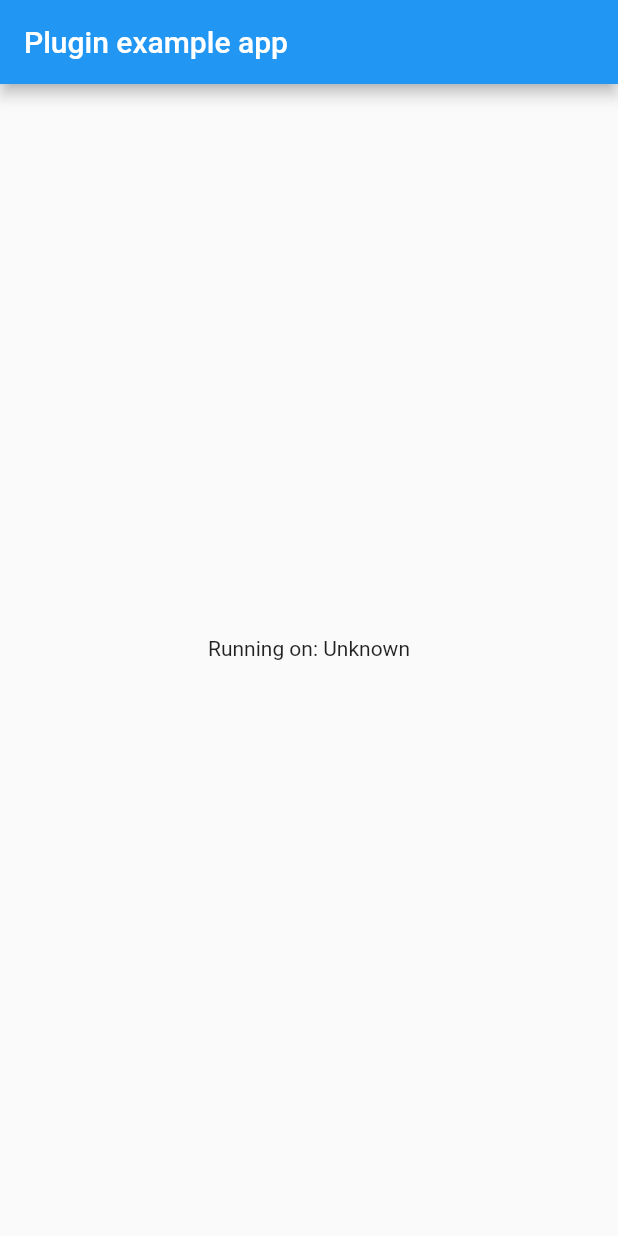
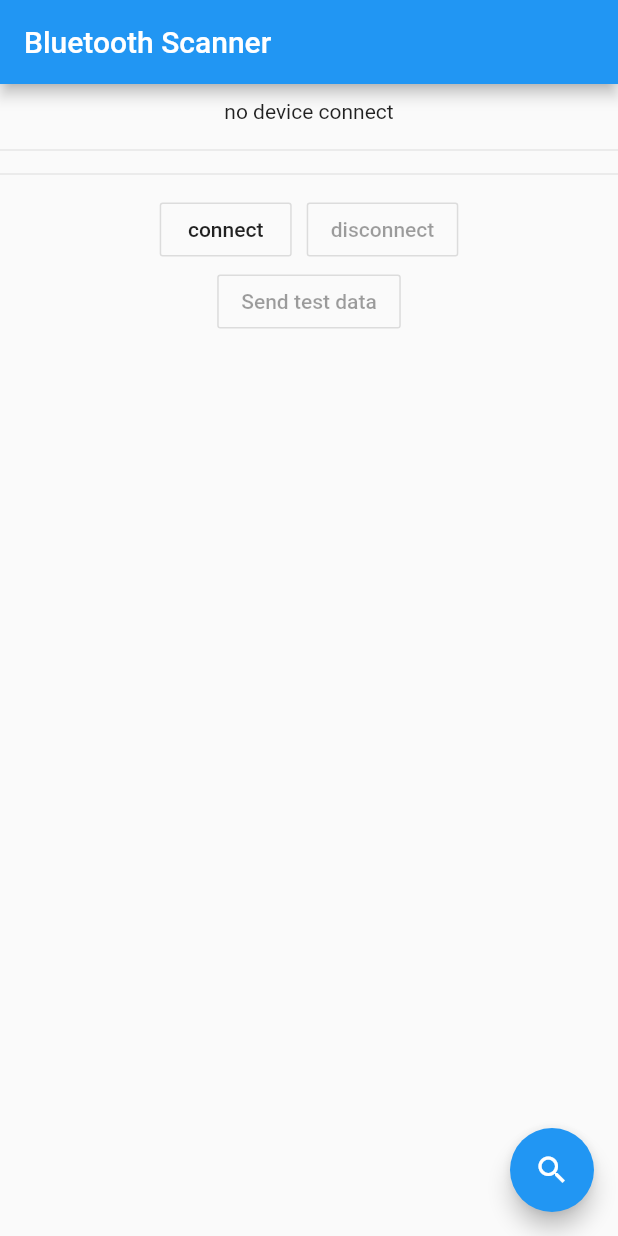
Before and after one commit to andrey-ushakov/flutter_bluetooth_basic, a Flutter app: the screen it shows after launch, on a phone screen of 412 x 824 dp. Run offline on Flutter 3.47's test engine with Material 2 defaults, Android fonts, the phone set to English and light mode, and no system bars; our stand-ins replace rxdart; generated files the repository leaves out were written again.

Commit message:
added Flutter classes

```diff
--- a/example/lib/main.dart
+++ b/example/lib/main.dart
@@ -1,55 +1,206 @@
+import 'dart:convert';
+// import 'dart:async';
+// import 'dart:typed_data';
+
+// import 'package:flutter/services.dart';
+
 import 'package:flutter/material.dart';
-import 'dart:async';
-
-import 'package:flutter/services.dart';
 import 'package:flutter_bluetooth_basic/flutter_bluetooth_basic.dart';
 
 void main() => runApp(MyApp());
 
-class MyApp extends StatefulWidget {
+class MyApp extends StatelessWidget {
   @override
-  _MyAppState createState() => _MyAppState();
+  Widget build(BuildContext context) {
+    return MaterialApp(
+      title: 'Bluetooth scanner',
+      theme: ThemeData(
+        primarySwatch: Colors.blue,
+      ),
+      home: MyHomePage(title: 'Bluetooth Scanner'),
+    );
+  }
 }
 
-class _MyAppState extends State<MyApp> {
-  String _platformVersion = 'Unknown';
+class MyHomePage extends StatefulWidget {
+  MyHomePage({Key key, this.title}) : super(key: key);
+  final String title;
+
+  @override
+  _MyHomePageState createState() => _MyHomePageState();
+}
+
+class _MyHomePageState extends State<MyHomePage> {
+  BluetoothManager bluetoothManager = BluetoothManager.instance;
+
+  bool _connected = false;
+  BluetoothDevice _device;
+  String tips = 'no device connect';
 
   @override
   void initState() {
     super.initState();
-    initPlatformState();
+
+    WidgetsBinding.instance.addPostFrameCallback((_) => initBluetooth());
   }
 
   // Platform messages are asynchronous, so we initialize in an async method.
-  Future<void> initPlatformState() async {
-    String platformVersion;
-    // Platform messages may fail, so we use a try/catch PlatformException.
-    try {
-      platformVersion = await FlutterBluetoothBasic.platformVersion;
-    } on PlatformException {
-      platformVersion = 'Failed to get platform version.';
-    }
+  Future<void> initBluetooth() async {
+    bluetoothManager.startScan(timeout: Duration(seconds: 4));
 
-    // If the widget was removed from the tree while the asynchronous platform
-    // message was in flight, we want to discard the reply rather than calling
-    // setState to update our non-existent appearance.
+    bool isConnected = await bluetoothManager.isConnected;
+
+    bluetoothManager.state.listen((state) {
+      print('cur device status: $state');
+
+      switch (state) {
+        case BluetoothManager.CONNECTED:
+          setState(() {
+            _connected = true;
+            tips = 'connect success';
+          });
+          break;
+        case BluetoothManager.DISCONNECTED:
+          setState(() {
+            _connected = false;
+            tips = 'disconnect success';
+          });
+          break;
+        default:
+          break;
+      }
+    });
+
     if (!mounted) return;
 
-    setState(() {
-      _platformVersion = platformVersion;
-    });
+    if (isConnected) {
+      setState(() {
+        _connected = true;
+      });
+    }
+  }
+
+  void _onConnect() async {
+    if (_device != null && _device.address != null) {
+      await bluetoothManager.connect(_device);
+    } else {
+      setState(() {
+        tips = 'please select device';
+      });
+      print('please select device');
+    }
+  }
+
+  void _onDisconnect() async {
+    await bluetoothManager.disconnect();
+  }
+
+  void _sendData() async {
+    List<int> bytes = latin1.encode('test text!\n').toList();
+    await bluetoothManager.writeData(bytes);
   }
 
   @override
   Widget build(BuildContext context) {
-    return MaterialApp(
-      home: Scaffold(
-        appBar: AppBar(
-          title: const Text('Plugin example app'),
+    return Scaffold(
+      appBar: AppBar(
+        title: Text(widget.title),
+      ),
+      body: RefreshIndicator(
+        onRefresh: () =>
+            bluetoothManager.startScan(timeout: Duration(seconds: 4)),
+        child: SingleChildScrollView(
+          child: Column(
+            children: <Widget>[
+              Row(
+                mainAxisAlignment: MainAxisAlignment.center,
+                children: <Widget>[
+                  Padding(
+                    padding: EdgeInsets.symmetric(vertical: 10, horizontal: 10),
+                    child: Text(tips),
+                  ),
+                ],
+              ),
+              Divider(),
+              StreamBuilder<List<BluetoothDevice>>(
+                stream: bluetoothManager.scanResults,
+                initialData: [],
+                builder: (c, snapshot) => Column(
+                  children: snapshot.data
+                      .map((d) => ListTile(
+                            title: Text(d.name ?? ''),
+                            subtitle: Text(d.address),
+                            onTap: () async {
+                              setState(() {
+                                _device = d;
+                              });
+                            },
+                            trailing:
+                                _device != null && _device.address == d.address
+                                    ? Icon(
+                                        Icons.check,
+                                        color: Colors.green,
+                                      )
+                                    : null,
+                          ))
+                      .toList(),
+                ),
+              ),
+              Divider(),
+              Container(
+                padding: EdgeInsets.fromLTRB(20, 5, 20, 10),
+                child: Column(
+                  children: <Widget>[
+                    Row(
+                      mainAxisAlignment: MainAxisAlignment.center,
+                      children: <Widget>[
+                        OutlineButton(
+                          child: Text('connect'),
+                          onPressed: _connected ? null : _onConnect,
+                        ),
+                        SizedBox(width: 10.0),
+                        OutlineButton(
+                          child: Text('disconnect'),
+                          onPressed: _connected ? _onDisconnect : null,
+                        ),
+                      ],
+                    ),
+                    OutlineButton(
+                      child: Text('Send test data'),
+                      onPressed: _connected ? _sendData : null,
+                    ),
+                    // OutlineButton(
+                    //   child: Text('print selftest'),
+                    //   onPressed: _connected
+                    //       ? () async {
+                    //           await bluetoothManager.printTest();
+                    //         }
+                    //       : null,
+                    // )
+                  ],
+                ),
+              )
+            ],
+          ),
         ),
-        body: Center(
-          child: Text('Running on: $_platformVersion\n'),
-        ),
+      ),
+      floatingActionButton: StreamBuilder<bool>(
+        stream: bluetoothManager.isScanning,
+        initialData: false,
+        builder: (c, snapshot) {
+          if (snapshot.data) {
+            return FloatingActionButton(
+              child: Icon(Icons.stop),
+              onPressed: () => bluetoothManager.stopScan(),
+              backgroundColor: Colors.red,
+            );
+          } else {
+            return FloatingActionButton(
+                child: Icon(Icons.search),
+                onPressed: () =>
+                    bluetoothManager.startScan(timeout: Duration(seconds: 4)));
+          }
+        },
       ),
     );
   }
--- a/lib/flutter_bluetooth_basic.dart
+++ b/lib/flutter_bluetooth_basic.dart
@@ -1,13 +1,10 @@
-import 'dart:async';
+/*
+ * flutter_bluetooth_basic
+ * Created by Andrey U.
+ *
+ * See LICENSE for distribution and usage details.
+ */
+library flutter_bluetooth_basic;
 
-import 'package:flutter/services.dart';
-
-class FlutterBluetoothBasic {
-  static const MethodChannel _channel =
-      const MethodChannel('flutter_bluetooth_basic');
-
-  static Future<String> get platformVersion async {
-    final String version = await _channel.invokeMethod('getPlatformVersion');
-    return version;
-  }
-}
+export './src/bluetooth_manager.dart';
+export './src/bluetooth_device.dart';
--- /dev/null
+++ b/lib/src/bluetooth_device.dart
@@ -0,0 +1,57 @@
+import 'package:json_annotation/json_annotation.dart';
+
+part 'bluetooth_device.g.dart';
+
+@JsonSerializable(includeIfNull: false)
+class BluetoothDevice {
+  BluetoothDevice();
+
+  String name;
+  String address;
+  int type = 0;
+  bool connected = false;
+
+  factory BluetoothDevice.fromJson(Map<String, dynamic> json) =>
+      _$BluetoothDeviceFromJson(json);
+  Map<String, dynamic> toJson() => _$BluetoothDeviceToJson(this);
+}
+
+// @JsonSerializable(includeIfNull: false)
+// class LineText {
+//   LineText(
+//       {this.type, //text,barcode,qrcode,image(base64 string)
+//       this.content,
+//       this.size = 0,
+//       this.align = ALIGN_LEFT,
+//       this.weight = 0, //0,1
+//       this.width = 0, //0,1
+//       this.height = 0, //0,1
+//       this.underline = 0, //0,1
+//       this.linefeed = 0, //0,1
+//       this.x = 0,
+//       this.y = 0});
+
+//   static const String TYPE_TEXT = 'text';
+//   static const String TYPE_BARCODE = 'barcode';
+//   static const String TYPE_QRCODE = 'qrcode';
+//   static const String TYPE_IMAGE = 'image';
+//   static const int ALIGN_LEFT = 0;
+//   static const int ALIGN_CENTER = 1;
+//   static const int ALIGN_RIGHT = 2;
+
+//   final String type;
+//   final String content;
+//   final int size;
+//   final int align;
+//   final int weight;
+//   final int width;
+//   final int height;
+//   final int underline;
+//   final int linefeed;
+//   final int x;
+//   final int y;
+
+//   factory LineText.fromJson(Map<String, dynamic> json) =>
+//       _$LineTextFromJson(json);
+//   Map<String, dynamic> toJson() => _$LineTextToJson(this);
+// }
--- /dev/null
+++ b/lib/src/bluetooth_manager.dart
@@ -0,0 +1,156 @@
+import 'dart:async';
+
+import 'package:flutter/services.dart';
+import 'package:rxdart/rxdart.dart';
+
+import 'bluetooth_device.dart';
+
+class FlutterBluetoothBasic {
+  static const MethodChannel _channel =
+      const MethodChannel('flutter_bluetooth_basic');
+
+  static Future<String> get platformVersion async {
+    final String version = await _channel.invokeMethod('getPlatformVersion');
+    return version;
+  }
+}
+
+
+/// A BluetoothManager.
+class BluetoothManager {
+  static const String NAMESPACE = 'flutter_bluetooth_basic';
+  static const int CONNECTED = 1;
+  static const int DISCONNECTED = 0;
+
+  static const MethodChannel _channel =
+      const MethodChannel('$NAMESPACE/methods');
+  static const EventChannel _stateChannel =
+      const EventChannel('$NAMESPACE/state');
+  Stream<MethodCall> get _methodStream => _methodStreamController.stream;
+  final StreamController<MethodCall> _methodStreamController =
+      StreamController.broadcast();
+
+  BluetoothManager._() {
+    _channel.setMethodCallHandler((MethodCall call) {
+      _methodStreamController.add(call);
+      return;
+    });
+  }
+
+  static BluetoothManager _instance = BluetoothManager._();
+
+  static BluetoothManager get instance => _instance;
+
+  // Future<bool> get isAvailable async =>
+  //     await _channel.invokeMethod('isAvailable').then<bool>((d) => d);
+
+  // Future<bool> get isOn async =>
+  //     await _channel.invokeMethod('isOn').then<bool>((d) => d);
+
+  Future<bool> get isConnected async =>
+      await _channel.invokeMethod('isConnected');
+
+  BehaviorSubject<bool> _isScanning = BehaviorSubject.seeded(false);
+  Stream<bool> get isScanning => _isScanning.stream;
+
+  BehaviorSubject<List<BluetoothDevice>> _scanResults =
+      BehaviorSubject.seeded([]);
+  Stream<List<BluetoothDevice>> get scanResults => _scanResults.stream;
+
+  PublishSubject _stopScanPill = new PublishSubject();
+
+  /// Gets the current state of the Bluetooth module
+  Stream<int> get state async* {
+    yield await _channel.invokeMethod('state').then((s) => s);
+
+    yield* _stateChannel.receiveBroadcastStream().map((s) => s);
+  }
+
+  /// Starts a scan for Bluetooth Low Energy devices
+  /// Timeout closes the stream after a specified [Duration]
+  Stream<BluetoothDevice> scan({
+    Duration timeout,
+  }) async* {
+    if (_isScanning.value == true) {
+      throw Exception('Another scan is already in progress.');
+    }
+
+    // Emit to isScanning
+    _isScanning.add(true);
+
+    final killStreams = <Stream>[];
+    killStreams.add(_stopScanPill);
+    if (timeout != null) {
+      killStreams.add(Rx.timer(null, timeout));
+    }
+
+    // Clear scan results list
+    _scanResults.add(<BluetoothDevice>[]);
+
+    try {
+      await _channel.invokeMethod('startScan');
+    } catch (e) {
+      print('Error starting scan.');
+      _stopScanPill.add(null);
+      _isScanning.add(false);
+      throw e;
+    }
+
+    yield* BluetoothManager.instance._methodStream
+        .where((m) => m.method == "ScanResult")
+        .map((m) => m.arguments)
+        .takeUntil(Rx.merge(killStreams))
+        .doOnDone(stopScan)
+        .map((map) {
+      final device = BluetoothDevice.fromJson(Map<String, dynamic>.from(map));
+      final List<BluetoothDevice> list = _scanResults.value;
+      int newIndex = -1;
+      list.asMap().forEach((index, e) {
+        if (e.address == device.address) {
+          newIndex = index;
+        }
+      });
+
+      if (newIndex != -1) {
+        list[newIndex] = device;
+      } else {
+        list.add(device);
+      }
+      _scanResults.add(list);
+      return device;
+    });
+  }
+
+  Future startScan({
+    Duration timeout,
+  }) async {
+    await scan(timeout: timeout).drain();
+    return _scanResults.value;
+  }
+
+  /// Stops a scan for Bluetooth Low Energy devices
+  Future stopScan() async {
+    await _channel.invokeMethod('stopScan');
+    _stopScanPill.add(null);
+    _isScanning.add(false);
+  }
+
+  Future<dynamic> connect(BluetoothDevice device) =>
+      _channel.invokeMethod('connect', device.toJson());
+
+  Future<dynamic> disconnect() => _channel.invokeMethod('disconnect');
+
+  Future<dynamic> destroy() => _channel.invokeMethod('destroy');
+
+  Future<dynamic> writeData(List<int> bytes) {
+    Map<String, Object> args = Map();
+    args['bytes'] = bytes;
+    args['length'] = bytes.length;
+
+    print(args['bytes']);
+
+    _channel.invokeMethod('writeData', args);
+
+    return Future.value(true);
+  }
+}
```
Also changed, not shown: lib/src/bluetooth_device.g.dart (added), 1 other file.
